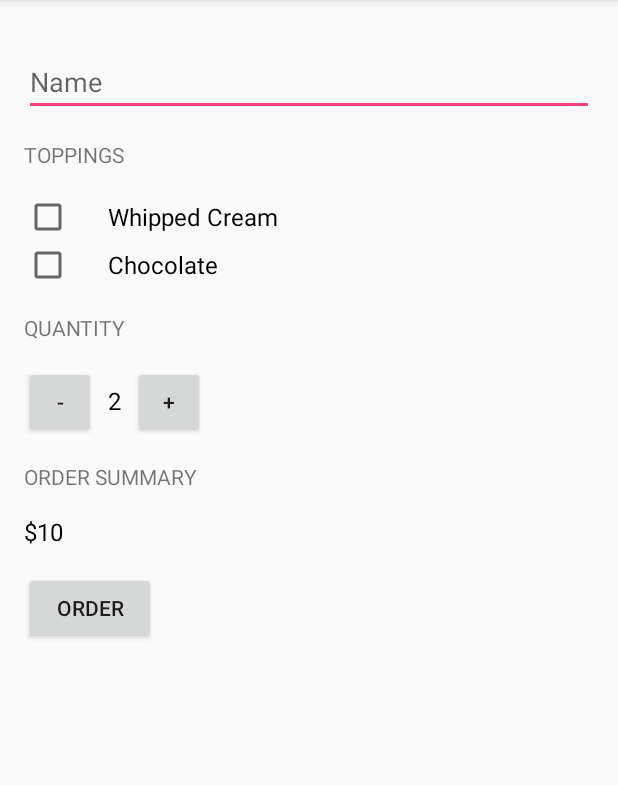
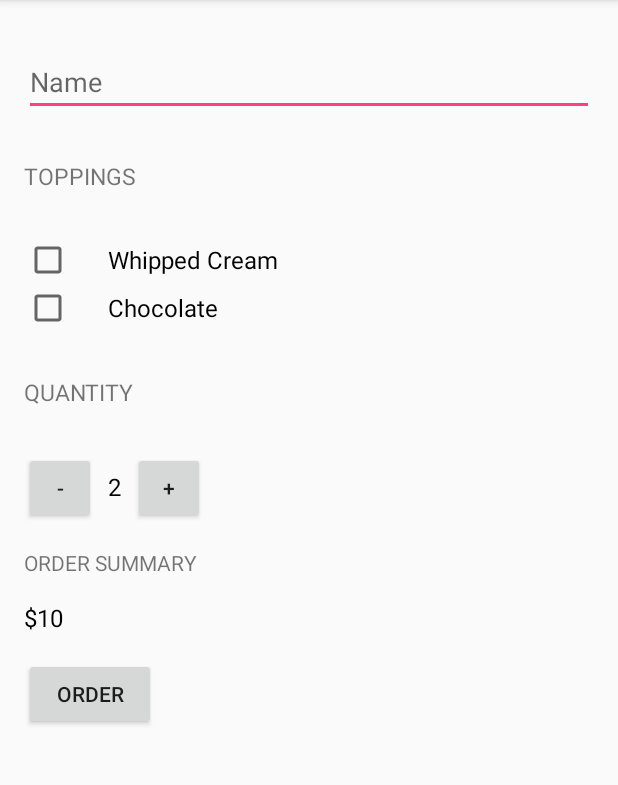
Before and after one commit to jsbaidwan/CoffeeBar, an Android app: the screen it shows after launch (MainActivity), on a phone screen of 412 x 824 dp, the part 84-869 px from its top. Run offline under Robolectric (Android 15) with nearby library versions, the phone set to English and light mode, and no system bars.

Commit message:
remove repetion of code using styles

```diff
--- a/app/src/main/res/layout/activity_main.xml
+++ b/app/src/main/res/layout/activity_main.xml
@@ -26,11 +26,10 @@
 
 
     <TextView
-        android:layout_width="wrap_content"
-        android:layout_height="wrap_content"
+        style="@style/header_text_style"
         android:layout_marginBottom="16dp"
         android:text="@string/toppings"
-        android:textAllCaps="true" />
+         />
 
 
 
@@ -53,12 +52,11 @@
         />
 
     <TextView
-        android:layout_width="wrap_content"
-        android:layout_height="wrap_content"
+        style="@style/header_text_style"
         android:layout_marginTop="16dp"
         android:layout_marginBottom="16dp"
         android:text="@string/quantity"
-        android:textAllCaps="true" />
+        />
 
     <LinearLayout
         android:layout_width="wrap_content"
--- a/app/src/main/res/values/styles.xml
+++ b/app/src/main/res/values/styles.xml
@@ -7,5 +7,13 @@
         <item name="colorPrimaryDark">@color/colorPrimaryDark</item>
         <item name="colorAccent">@color/colorAccent</item>
     </style>
+    <!--Header style-->
+    <style name="header_text_style">
+        <item name="android:layout_width">wrap_content</item>
+        <item name="android:layout_height">48dp</item>
+        <item name="android:gravity">center_vertical</item>
+        <item name="android:textAllCaps">true</item>
+        <item name="android:textSize">15sp</item>
+    </style>
 
 </resources>
```
